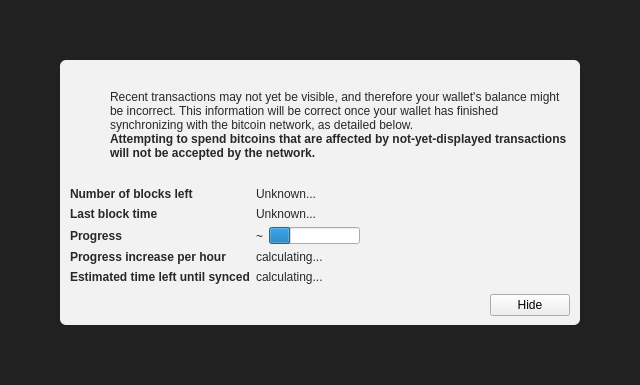
Qt form src/qt/forms/modaloverlay.ui (cryptozeny/anzucoin-0.14.2) before a commit.
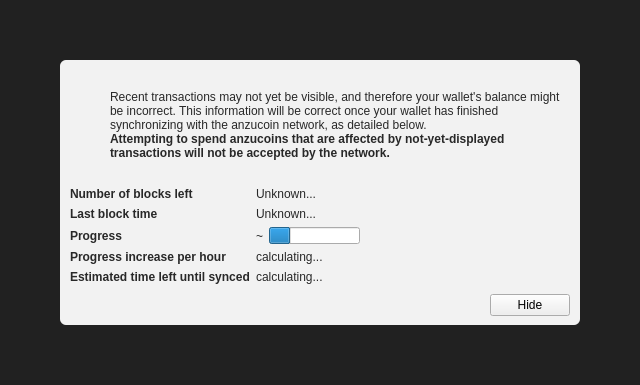
The same form after that commit. Icons and pictures are not drawn. Custom widgets are drawn as their Qt base class.

Commit message: git grep -l 'bitcoin' | xargs sed -i 's/bitcoin/anzucoin/g'

Diff of the .ui file:
```diff
--- a/src/qt/forms/modaloverlay.ui
+++ b/src/qt/forms/modaloverlay.ui
@@ -130,7 +130,7 @@
              <item>
               <widget class="QLabel" name="infoText">
                <property name="text">
-                <string>Recent transactions may not yet be visible, and therefore your wallet's balance might be incorrect. This information will be correct once your wallet has finished synchronizing with the bitcoin network, as detailed below.</string>
+                <string>Recent transactions may not yet be visible, and therefore your wallet's balance might be incorrect. This information will be correct once your wallet has finished synchronizing with the anzucoin network, as detailed below.</string>
                </property>
                <property name="textFormat">
                 <enum>Qt::RichText</enum>
@@ -149,7 +149,7 @@
                 </font>
                </property>
                <property name="text">
-                <string>Attempting to spend bitcoins that are affected by not-yet-displayed transactions will not be accepted by the network.</string>
+                <string>Attempting to spend anzucoins that are affected by not-yet-displayed transactions will not be accepted by the network.</string>
                </property>
                <property name="textFormat">
                 <enum>Qt::RichText</enum>
```
The commit also changes 486 other files.
